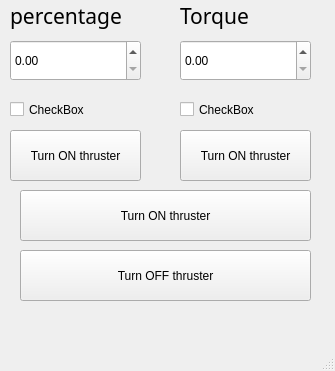
The window that UI/thruster.ui (JHyoonirl/equipment_source) describes before a commit, drawn with Qt 5.
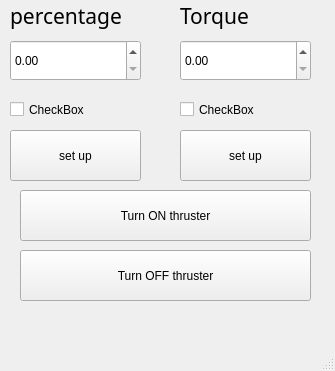
The same window after the commit.

Patch:
```diff
--- a/UI/thruster.ui
+++ b/UI/thruster.ui
@@ -134,7 +134,7 @@
      </rect>
     </property>
     <property name="text">
-     <string>Turn ON thruster</string>
+     <string>set up</string>
     </property>
    </widget>
    <widget class="QPushButton" name="torque_btn">
@@ -147,7 +147,7 @@
      </rect>
     </property>
     <property name="text">
-     <string>Turn ON thruster</string>
+     <string>set up</string>
     </property>
    </widget>
   </widget>
```
